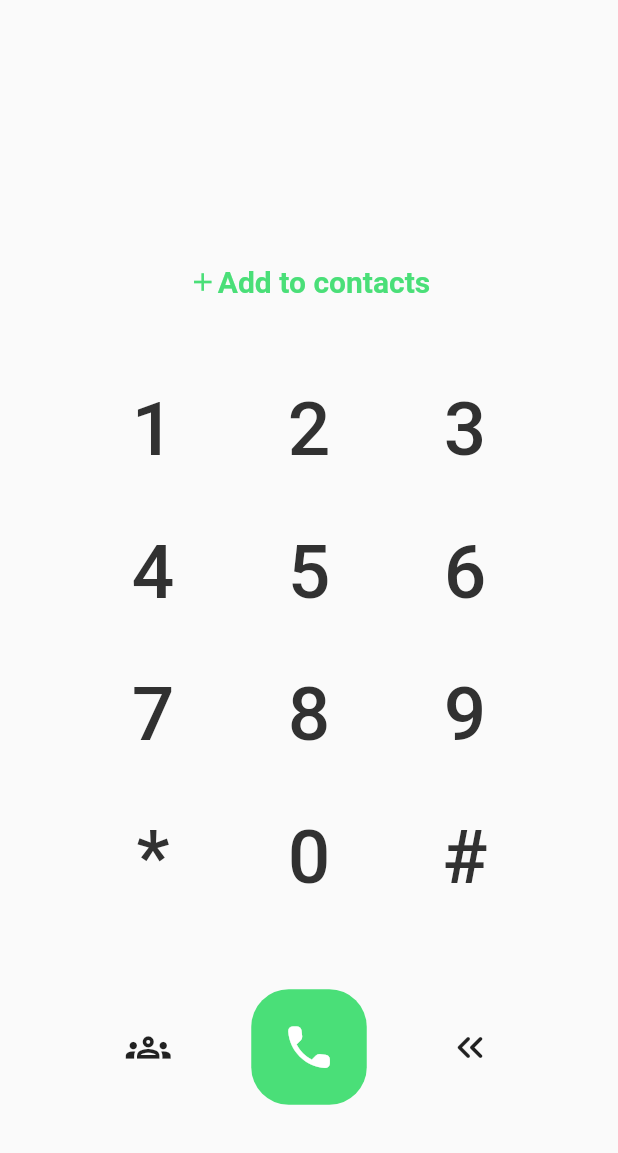
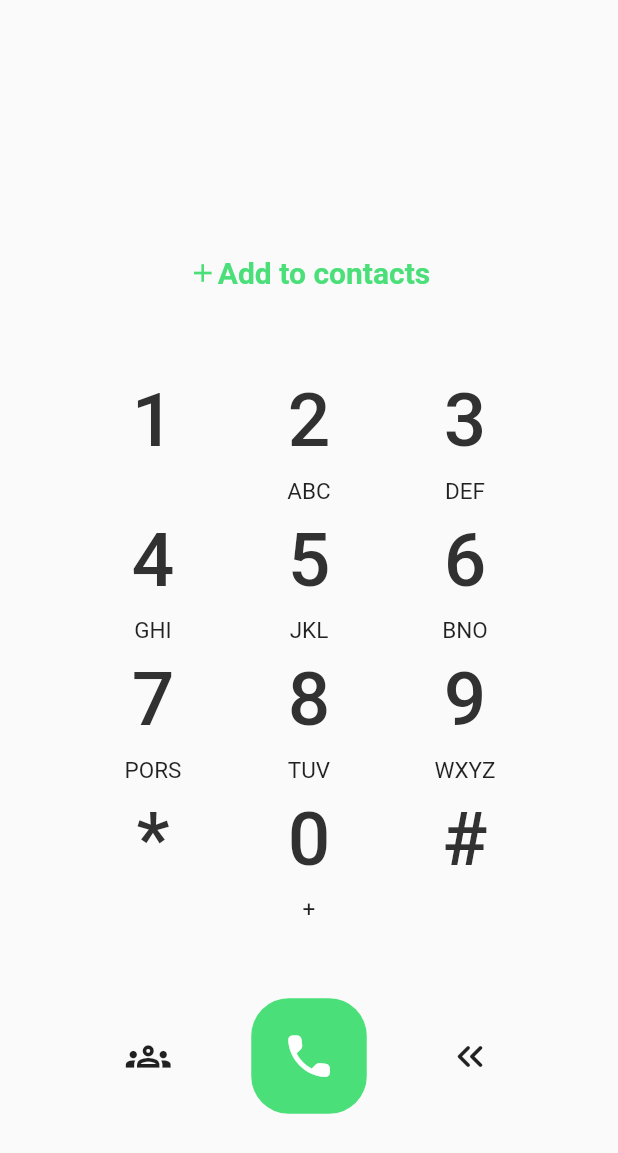
Before and after one commit to Aya-Jafar/DialPhoneApp, a Flutter app: the screen it shows after launch, on a phone screen of 412 x 824 dp. Shown: the top 1153 px of the screen. Run offline on Flutter 3.47's test engine with Material 2 defaults, Android fonts, the phone set to English and light mode, and no system bars; our stand-ins replace faker, google_fonts; missing offline and left inert: pinterest_nav_bar.

Commit message:
adding letters attribute

```diff
--- a/lib/first_page.dart
+++ b/lib/first_page.dart
@@ -58,17 +58,17 @@ class _FirstRouteState extends State<FirstRoute> {
             mainAxisAlignment: MainAxisAlignment.spaceEvenly,
             children: [
               RowBuilder(listIndex: 0),
-              const SizedBox(
-                height: 20,
-              ),
+              // const SizedBox(
+              //   height: 20,
+              // ),
               RowBuilder(listIndex: 1),
-              const SizedBox(
-                height: 20,
-              ),
+              // const SizedBox(
+              //   height: 20,
+              // ),
               RowBuilder(listIndex: 2),
-              const SizedBox(
-                height: 20,
-              ),
+              // const SizedBox(
+              //   height: 20,
+              // ),
               RowBuilder(listIndex: 3),
             ],
           ),
@@ -112,7 +112,9 @@ class _FirstRouteState extends State<FirstRoute> {
     return Row(
       mainAxisAlignment: MainAxisAlignment.spaceEvenly,
       children: NumberButtons.numbersButtons[listIndex]
-          .map((e) => TextButton(
+          .map((e) => Column(
+                children: [
+                  TextButton(
                     onPressed: () {
                       setState(() {
                         if (inputNumber.length < 10) {
@@ -129,6 +131,9 @@ class _FirstRouteState extends State<FirstRoute> {
                       style: GoogleFonts.juliusSansOne(
                           fontSize: 50, color: Color.fromARGB(255, 49, 49, 49)),
                     ),
+                  ),
+                  Text(e.letters,style: TextStyle(fontSize: 15),)
+                ],
               ))
           .toList(),
     );
--- a/lib/model.dart
+++ b/lib/model.dart
@@ -1,27 +1,28 @@
 class NumberButtons {
   String number;
-  NumberButtons({required this.number});
+  String letters;
+  NumberButtons({required this.number,required this.letters});
 
   static List<List<NumberButtons>> numbersButtons = [
     [
-      NumberButtons(number: '1'),
-      NumberButtons(number: '2'),
-      NumberButtons(number: '3'),
+      NumberButtons(number: '1',letters: ''),
+      NumberButtons(number: '2',letters: 'ABC'),
+      NumberButtons(number: '3',letters: 'DEF'),
     ],
     [
-      NumberButtons(number: '4'),
-      NumberButtons(number: '5'),
-      NumberButtons(number: '6'),
+      NumberButtons(number: '4',letters: 'GHI'),
+      NumberButtons(number: '5',letters: 'JKL'),
+      NumberButtons(number: '6',letters: 'BNO'),
     ],
     [
-      NumberButtons(number: '7'),
-      NumberButtons(number: '8'),
-      NumberButtons(number: '9'),
+      NumberButtons(number: '7',letters: 'PORS'),
+      NumberButtons(number: '8',letters: 'TUV'),
+      NumberButtons(number: '9',letters: 'WXYZ'),
     ],
     [
-      NumberButtons(number: '*'),
-      NumberButtons(number: '0'),
-      NumberButtons(number: '#'),
+      NumberButtons(number: '*',letters: ''),
+      NumberButtons(number: '0',letters: '+'),
+      NumberButtons(number: '#',letters: ''),
     ]
   ];
 }
```
Lines whose indentation alone changed are shown as unchanged.
